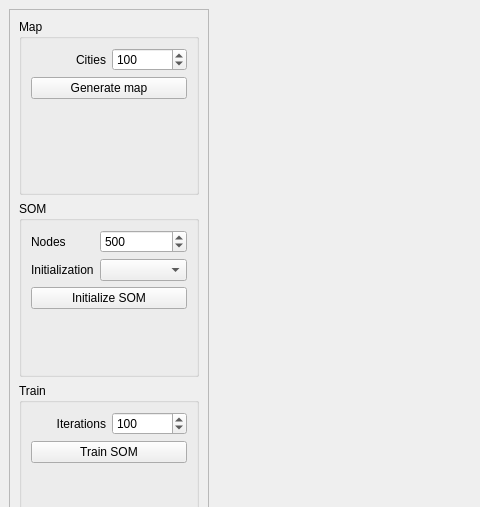
Old version of the form tspsom.ui in the repository Iizuki/SOM-TSP; both pictures show x 0 to 480 and y 0 to 507 of the 800 by 600 pixel window.
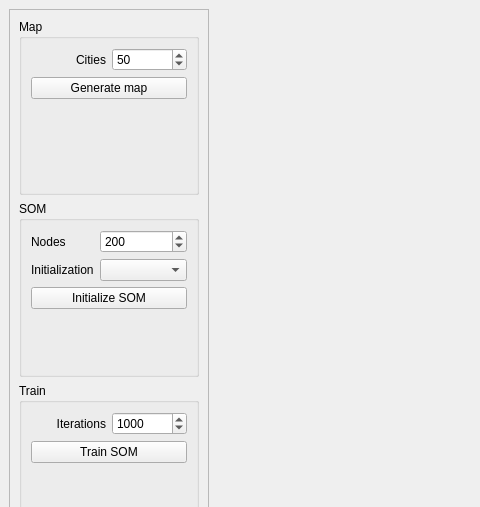
New version of the form. Custom widgets are drawn as their Qt base class.

Commit message: Parameter adjustments

Patch:
```diff
--- a/tspsom.ui
+++ b/tspsom.ui
@@ -83,10 +83,10 @@
              <number>3</number>
             </property>
             <property name="maximum">
-             <number>1000</number>
+             <number>1001</number>
             </property>
             <property name="value">
-             <number>100</number>
+             <number>50</number>
             </property>
            </widget>
           </item>
@@ -118,7 +118,7 @@
              <number>10000</number>
             </property>
             <property name="value">
-             <number>500</number>
+             <number>200</number>
             </property>
            </widget>
           </item>
@@ -188,7 +188,7 @@
              <number>10000</number>
             </property>
             <property name="value">
-             <number>100</number>
+             <number>1000</number>
             </property>
            </widget>
           </item>
```
The commit also changes 1 other file.
